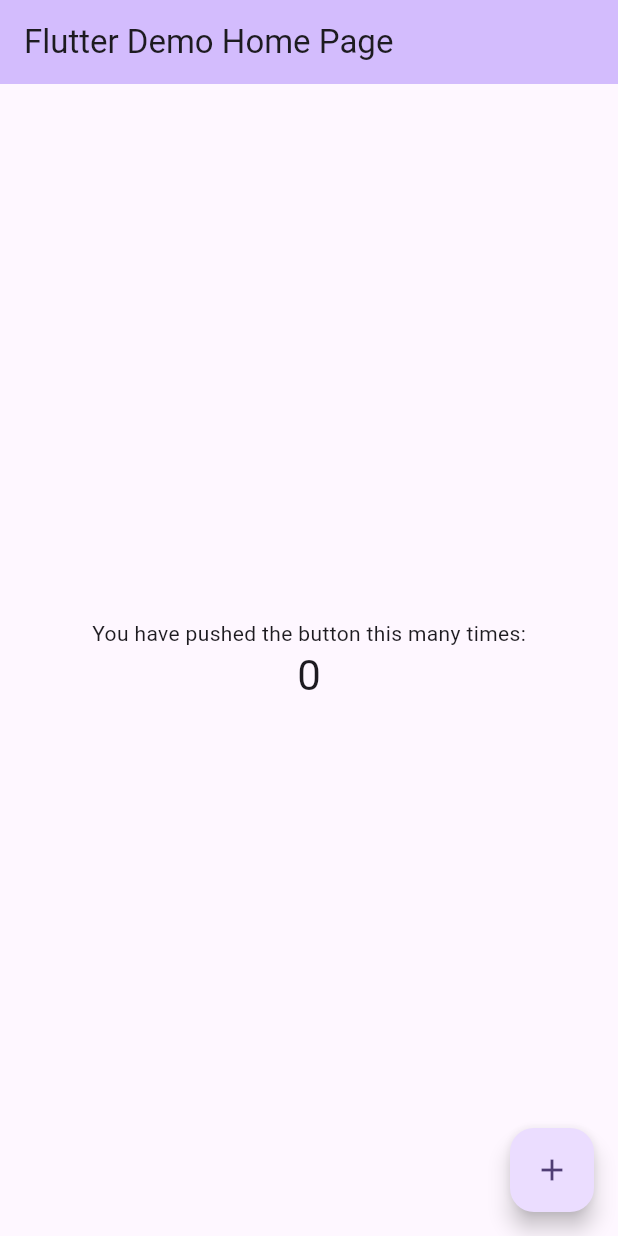
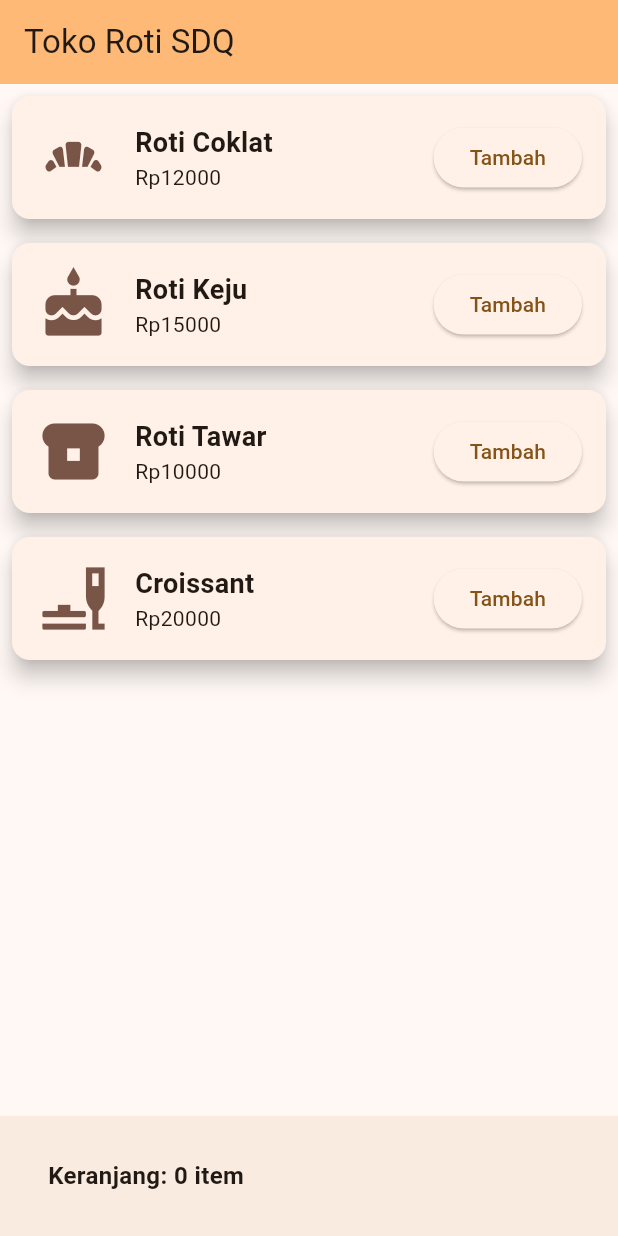
Before and after one commit to could-ai/019a357b-d2db-7837-b889-0c9a3e103d4f, a Flutter app: the screen it shows after launch, on a phone screen of 412 x 824 dp. Run offline on Flutter 3.47's test engine with Material 3 defaults, Android fonts, the phone set to English and light mode, and no system bars.

Commit message:
I have completely rewritten the `lib/main.dart` file to implement the bakery shop application in Flutter, based on the provided Jetpack Compose code. The new implementation includes a `Product` data model, a main `BakeryShopPage` stateful widget to manage the cart and product list, and a user interface with an AppBar, a ListView of product cards, and a BottomAppBar to display the cart item count. Each product card features an icon, name, price, and an 'Add' button, with functionality to add items to the cart and update the UI accordingly.

```diff
--- a/usr/lib/main.dart
+++ b/usr/lib/main.dart
@@ -4,117 +4,110 @@ void main() {
   runApp(const MyApp());
 }
 
+// Data model for the product
+class Product {
+  final int id;
+  final String name;
+  final int price;
+  final IconData icon;
+
+  Product({required this.id, required this.name, required this.price, required this.icon});
+}
+
 class MyApp extends StatelessWidget {
   const MyApp({super.key});
 
-  // This widget is the root of your application.
   @override
   Widget build(BuildContext context) {
     return MaterialApp(
-      title: 'Flutter Demo',
+      title: 'Toko Roti SDQ',
       debugShowCheckedModeBanner: false,
       theme: ThemeData(
-        // This is the theme of your application.
-        //
-        // TRY THIS: Try running your application with "flutter run". You'll see
-        // the application has a purple toolbar. Then, without quitting the app,
-        // try changing the seedColor in the colorScheme below to Colors.green
-        // and then invoke "hot reload" (save your changes or press the "hot
-        // reload" button in a Flutter-supported IDE, or press "r" if you used
-        // the command line to start the app).
-        //
-        // Notice that the counter didn't reset back to zero; the application
-        // state is not lost during the reload. To reset the state, use hot
-        // restart instead.
-        //
-        // This works for code too, not just values: Most code changes can be
-        // tested with just a hot reload.
-        colorScheme: ColorScheme.fromSeed(seedColor: Colors.deepPurple),
+        colorScheme: ColorScheme.fromSeed(seedColor: Colors.orange),
+        useMaterial3: true,
       ),
-      home: const MyHomePage(title: 'Flutter Demo Home Page'),
+      home: const BakeryShopPage(),
     );
   }
 }
 
-class MyHomePage extends StatefulWidget {
-  const MyHomePage({super.key, required this.title});
-
-  // This widget is the home page of your application. It is stateful, meaning
-  // that it has a State object (defined below) that contains fields that affect
-  // how it looks.
-
-  // This class is the configuration for the state. It holds the values (in this
-  // case the title) provided by the parent (in this case the App widget) and
-  // used by the build method of the State. Fields in a Widget subclass are
-  // always marked "final".
-
-  final String title;
+class BakeryShopPage extends StatefulWidget {
+  const BakeryShopPage({super.key});
 
   @override
-  State<MyHomePage> createState() => _MyHomePageState();
+  State<BakeryShopPage> createState() => _BakeryShopPageState();
 }
 
-class _MyHomePageState extends State<MyHomePage> {
-  int _counter = 0;
+class _BakeryShopPageState extends State<BakeryShopPage> {
+  // State for the shopping cart
+  final List<Product> _cart = [];
 
-  void _incrementCounter() {
+  // List of available products
+  final List<Product> _products = [
+    Product(id: 1, name: "Roti Coklat", price: 12000, icon: Icons.bakery_dining),
+    Product(id: 2, name: "Roti Keju", price: 15000, icon: Icons.cake),
+    Product(id: 3, name: "Roti Tawar", price: 10000, icon: Icons.breakfast_dining),
+    Product(id: 4, name: "Croissant", price: 20000, icon: Icons.brunch_dining),
+  ];
+
+  // Function to add a product to the cart
+  void _addToCart(Product product) {
     setState(() {
-      // This call to setState tells the Flutter framework that something has
-      // changed in this State, which causes it to rerun the build method below
-      // so that the display can reflect the updated values. If we changed
-      // _counter without calling setState(), then the build method would not be
-      // called again, and so nothing would appear to happen.
-      _counter++;
+      _cart.add(product);
     });
   }
 
   @override
   Widget build(BuildContext context) {
-    // This method is rerun every time setState is called, for instance as done
-    // by the _incrementCounter method above.
-    //
-    // The Flutter framework has been optimized to make rerunning build methods
-    // fast, so that you can just rebuild anything that needs updating rather
-    // than having to individually change instances of widgets.
     return Scaffold(
       appBar: AppBar(
-        // TRY THIS: Try changing the color here to a specific color (to
-        // Colors.amber, perhaps?) and trigger a hot reload to see the AppBar
-        // change color while the other colors stay the same.
+        title: const Text("Toko Roti SDQ"),
         backgroundColor: Theme.of(context).colorScheme.inversePrimary,
-        // Here we take the value from the MyHomePage object that was created by
-        // the App.build method, and use it to set our appbar title.
-        title: Text(widget.title),
       ),
-      body: Center(
-        // Center is a layout widget. It takes a single child and positions it
-        // in the middle of the parent.
-        child: Column(
-          // Column is also a layout widget. It takes a list of children and
-          // arranges them vertically. By default, it sizes itself to fit its
-          // children horizontally, and tries to be as tall as its parent.
-          //
-          // Column has various properties to control how it sizes itself and
-          // how it positions its children. Here we use mainAxisAlignment to
-          // center the children vertically; the main axis here is the vertical
-          // axis because Columns are vertical (the cross axis would be
-          // horizontal).
-          //
-          // TRY THIS: Invoke "debug painting" (choose the "Toggle Debug Paint"
-          // action in the IDE, or press "p" in the console), to see the
-          // wireframe for each widget.
-          mainAxisAlignment: MainAxisAlignment.center,
-          children: <Widget>[
-            const Text('You have pushed the button this many times:'),
-            Text('$_counter', style: Theme.of(context).textTheme.headlineMedium),
-          ],
+      body: ListView.builder(
+        itemCount: _products.length,
+        itemBuilder: (context, index) {
+          final product = _products[index];
+          return Card(
+            margin: const EdgeInsets.all(8.0),
+            elevation: 6.0,
+            child: InkWell(
+              onTap: () => _addToCart(product),
+              child: Padding(
+                padding: const EdgeInsets.all(16.0),
+                child: Row(
+                  children: [
+                    Icon(product.icon, size: 50, color: Colors.brown),
+                    const SizedBox(width: 16),
+                    Expanded(
+                      child: Column(
+                        crossAxisAlignment: CrossAxisAlignment.start,
+                        children: [
+                          Text(product.name, style: const TextStyle(fontSize: 18, fontWeight: FontWeight.bold)),
+                          Text("Rp${product.price}"),
+                        ],
+                      ),
+                    ),
+                    ElevatedButton(
+                      onPressed: () => _addToCart(product),
+                      child: const Text("Tambah"),
+                    ),
+                  ],
+                ),
+              ),
+            ),
+          );
+        },
+      ),
+      bottomNavigationBar: BottomAppBar(
+        child: Padding(
+          padding: const EdgeInsets.all(16.0),
+          child: Text(
+            "Keranjang: ${_cart.length} item",
+            style: const TextStyle(fontWeight: FontWeight.bold, fontSize: 16),
+          ),
         ),
       ),
-      floatingActionButton: FloatingActionButton(
-        onPressed: _incrementCounter,
-        tooltip: 'Increment',
-        child: const Icon(Icons.add),
-      ), // This trailing comma makes auto-formatting nicer for build methods.
     );
   }
 }
```
